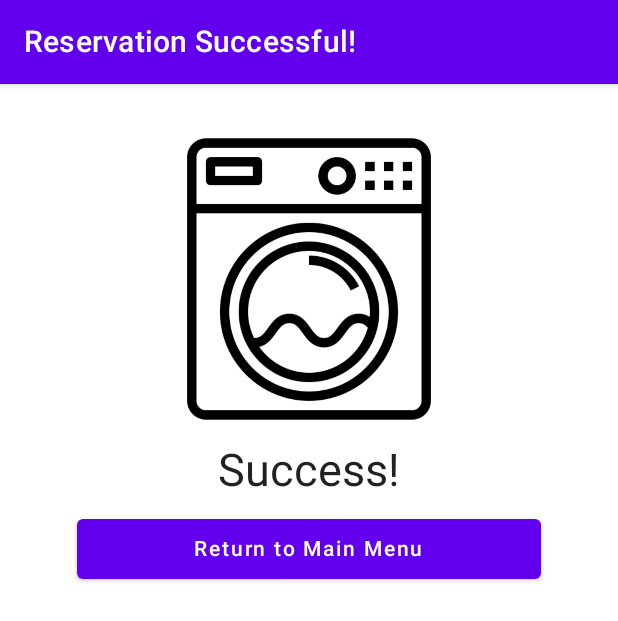
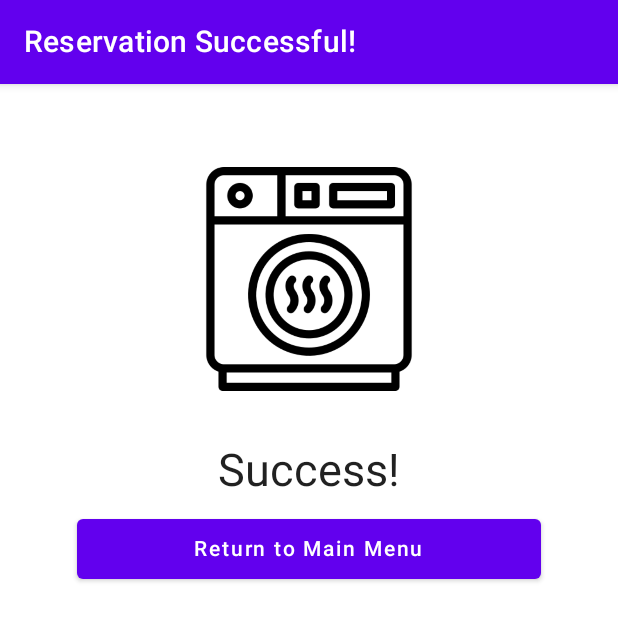
Before and after one commit to Gale6/Laundr-o-matic, an Android app built with Jetpack Compose: the ReservationSuccessfulScreen screen opened through its navigation route, on a phone screen of 412 x 824 dp. Shown: the top 621 px of the screen. Run offline under Robolectric (Android 15) with nearby library versions, the phone set to English and light mode, and no system bars; 1 statement that could not run was skipped.

Commit message:
updated screens

```diff
--- a/app/src/main/java/com/revature/laundr_o_matic/ReservationSuccessfulScreen.kt
+++ b/app/src/main/java/com/revature/laundr_o_matic/ReservationSuccessfulScreen.kt
@@ -18,6 +18,7 @@ import androidx.compose.ui.unit.dp
 import androidx.compose.ui.unit.sp
 import androidx.navigation.NavController
 import androidx.navigation.compose.rememberNavController
+import com.revature.laundr_o_matic.model.Washer
 import com.revature.laundr_o_matic.ui.theme.LaundromaticTheme
 import com.revature.laundr_o_matic.viewmodel.MainViewModel
 
@@ -33,9 +34,16 @@ fun ReservationSuccessfulScreen(navController: NavController,viewModel:MainViewM
 
         Spacer(Modifier.padding(10.dp))
 
+
+        var machine = viewModel.selectedMachine
+        //Image ID based on if machine is Dryer or Washer -
+        //needs to be updated//
+        var machineImage:Int = if (machine is Washer) R.drawable.washer else R.drawable.dryer
+
+
         //Image of machine -
         //needs to be updated
-        Image(painter = painterResource(id = R.drawable.washer),
+        Image(painter = painterResource(id = machineImage),
             contentDescription = "Reservation Success",
             modifier = Modifier
                 .padding(10.dp)
```
